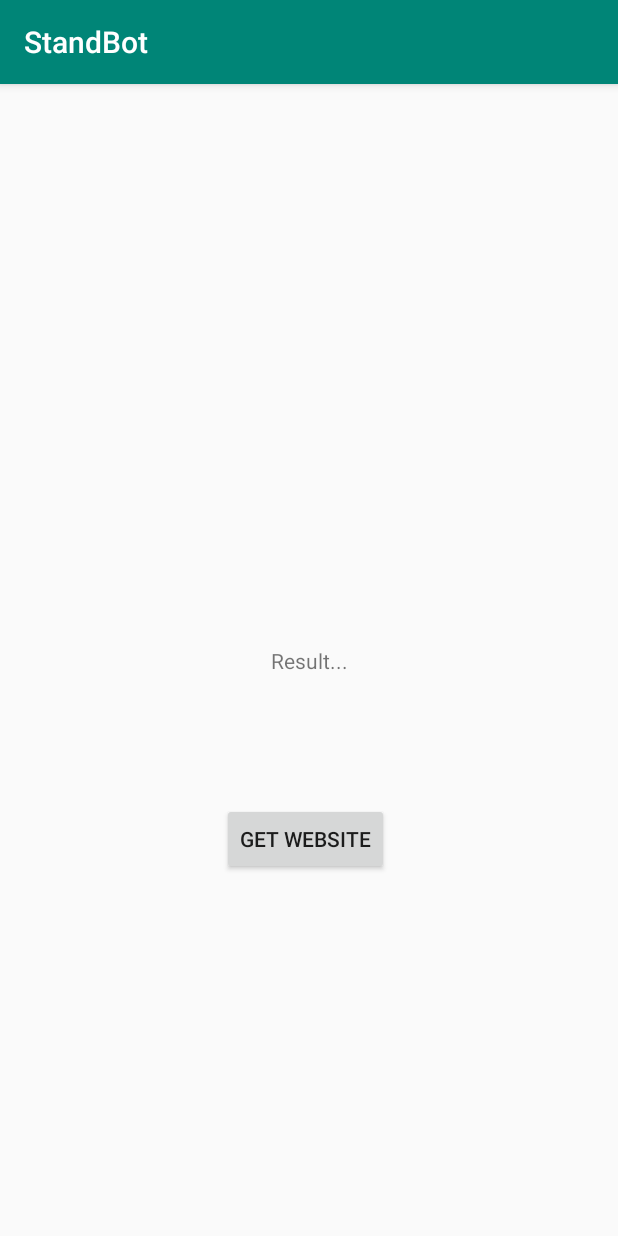
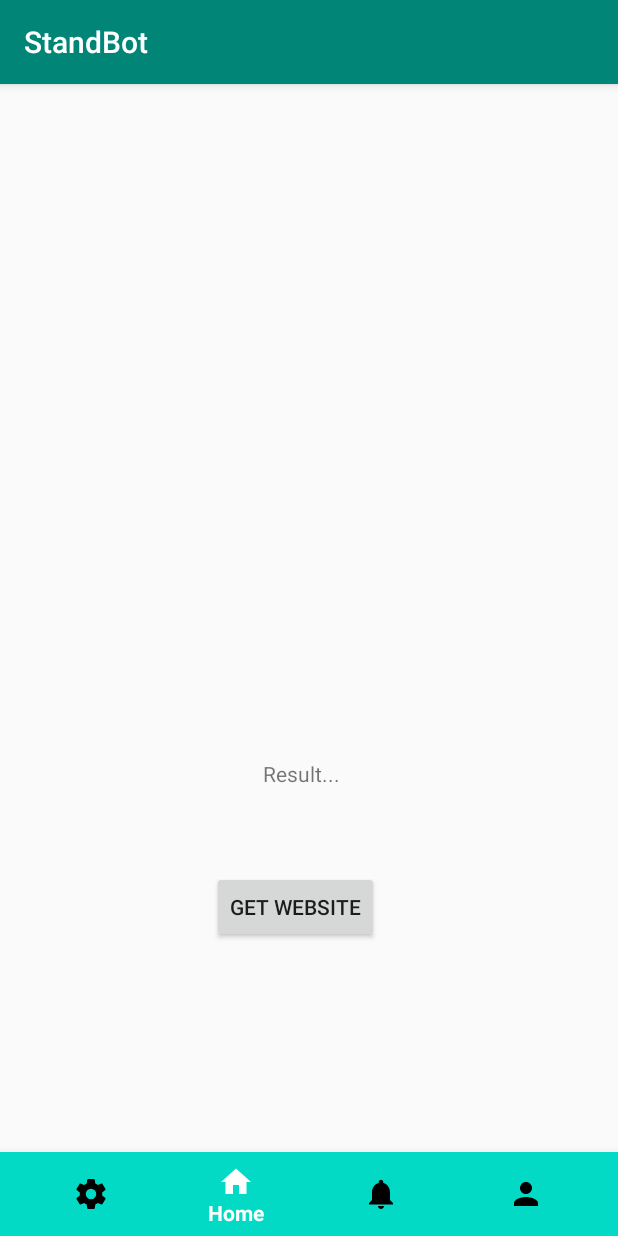
Before and after one commit to Fonseca2570/CMO, an Android app: the screen it shows after launch (MainActivity), on a phone screen of 412 x 824 dp. Run offline under Robolectric (Android 15) with nearby library versions, the phone set to English and light mode, and no system bars.

Commit message:
com menu bitches

```diff
--- a/StandBot/app/src/main/AndroidManifest.xml
+++ b/StandBot/app/src/main/AndroidManifest.xml
@@ -1,7 +1,9 @@
 <?xml version="1.0" encoding="utf-8"?>
 <manifest xmlns:android="http://schemas.android.com/apk/res/android"
     package="com.ispgaya.standbot">
+
     <uses-permission android:name="android.permission.INTERNET" />
+
     <application
         android:allowBackup="true"
         android:icon="@mipmap/ic_launcher"
@@ -9,6 +11,9 @@
         android:roundIcon="@mipmap/ic_launcher_round"
         android:supportsRtl="true"
         android:theme="@style/AppTheme">
+        <activity android:name=".admin"></activity>
+        <activity android:name=".notifications" />
+        <activity android:name=".config" />
         <activity android:name=".MainActivity">
             <intent-filter>
                 <action android:name="android.intent.action.MAIN" />
--- /dev/null
+++ b/StandBot/app/src/main/res/drawable/cog.xml
@@ -0,0 +1,8 @@
+<!-- drawable/cog.xml -->
+<vector xmlns:android="http://schemas.android.com/apk/res/android"
+    android:height="24dp"
+    android:width="24dp"
+    android:viewportWidth="24"
+    android:viewportHeight="24">
+    <path android:fillColor="#000" android:pathData="M12,15.5A3.5,3.5 0 0,1 8.5,12A3.5,3.5 0 0,1 12,8.5A3.5,3.5 0 0,1 15.5,12A3.5,3.5 0 0,1 12,15.5M19.43,12.97C19.47,12.65 19.5,12.33 19.5,12C19.5,11.67 19.47,11.34 19.43,11L21.54,9.37C21.73,9.22 21.78,8.95 21.66,8.73L19.66,5.27C19.54,5.05 19.27,4.96 19.05,5.05L16.56,6.05C16.04,5.66 15.5,5.32 14.87,5.07L14.5,2.42C14.46,2.18 14.25,2 14,2H10C9.75,2 9.54,2.18 9.5,2.42L9.13,5.07C8.5,5.32 7.96,5.66 7.44,6.05L4.95,5.05C4.73,4.96 4.46,5.05 4.34,5.27L2.34,8.73C2.21,8.95 2.27,9.22 2.46,9.37L4.57,11C4.53,11.34 4.5,11.67 4.5,12C4.5,12.33 4.53,12.65 4.57,12.97L2.46,14.63C2.27,14.78 2.21,15.05 2.34,15.27L4.34,18.73C4.46,18.95 4.73,19.03 4.95,18.95L7.44,17.94C7.96,18.34 8.5,18.68 9.13,18.93L9.5,21.58C9.54,21.82 9.75,22 10,22H14C14.25,22 14.46,21.82 14.5,21.58L14.87,18.93C15.5,18.67 16.04,18.34 16.56,17.94L19.05,18.95C19.27,19.03 19.54,18.95 19.66,18.73L21.66,15.27C21.78,15.05 21.73,14.78 21.54,14.63L19.43,12.97Z" />
+</vector>
--- /dev/null
+++ b/StandBot/app/src/main/res/drawable/ic_home.xml
@@ -0,0 +1,9 @@
+<vector xmlns:android="http://schemas.android.com/apk/res/android"
+        android:width="24dp"
+        android:height="24dp"
+        android:viewportWidth="24.0"
+        android:viewportHeight="24.0">
+    <path
+        android:fillColor="#FF000000"
+        android:pathData="M10,20v-6h4v6h5v-8h3L12,3 2,12h3v8z"/>
+</vector>
--- /dev/null
+++ b/StandBot/app/src/main/res/drawable/ic_notifications.xml
@@ -0,0 +1,9 @@
+<vector xmlns:android="http://schemas.android.com/apk/res/android"
+        android:width="24dp"
+        android:height="24dp"
+        android:viewportWidth="24.0"
+        android:viewportHeight="24.0">
+    <path
+        android:fillColor="#FF000000"
+        android:pathData="M12,22c1.1,0 2,-0.9 2,-2h-4c0,1.1 0.89,2 2,2zM18,16v-5c0,-3.07 -1.64,-5.64 -4.5,-6.32L13.5,4c0,-0.83 -0.67,-1.5 -1.5,-1.5s-1.5,0.67 -1.5,1.5v0.68C7.63,5.36 6,7.92 6,11v5l-2,2v1h16v-1l-2,-2z"/>
+</vector>
--- /dev/null
+++ b/StandBot/app/src/main/res/drawable/ic_person.xml
@@ -0,0 +1,9 @@
+<vector xmlns:android="http://schemas.android.com/apk/res/android"
+        android:width="24dp"
+        android:height="24dp"
+        android:viewportWidth="24.0"
+        android:viewportHeight="24.0">
+    <path
+        android:fillColor="#FF000000"
+        android:pathData="M12,12c2.21,0 4,-1.79 4,-4s-1.79,-4 -4,-4 -4,1.79 -4,4 1.79,4 4,4zM12,14c-2.67,0 -8,1.34 -8,4v2h16v-2c0,-2.66 -5.33,-4 -8,-4z"/>
+</vector>
--- /dev/null
+++ b/StandBot/app/src/main/res/drawable/selector.xml
@@ -0,0 +1,13 @@
+<?xml version="1.0" encoding="utf-8"?>
+<selector xmlns:android="http://schemas.android.com/apk/res/android">
+
+    <item
+        android:state_selected="true"
+        android:color="@android:color/white"/>
+
+    <item
+        android:state_selected="false"
+        android:color="@android:color/black"/>
+
+
+</selector>
--- a/StandBot/app/src/main/res/layout/activity_main.xml
+++ b/StandBot/app/src/main/res/layout/activity_main.xml
@@ -1,5 +1,5 @@
 <?xml version="1.0" encoding="utf-8"?>
-<androidx.constraintlayout.widget.ConstraintLayout xmlns:android="http://schemas.android.com/apk/res/android"
+<RelativeLayout xmlns:android="http://schemas.android.com/apk/res/android"
     xmlns:app="http://schemas.android.com/apk/res-auto"
     xmlns:tools="http://schemas.android.com/tools"
     android:layout_width="match_parent"
@@ -10,6 +10,10 @@
         android:id="@+id/result"
         android:layout_width="wrap_content"
         android:layout_height="wrap_content"
+        android:layout_above="@+id/getBtn"
+        android:layout_alignParentEnd="true"
+        android:layout_marginEnd="185dp"
+        android:layout_marginBottom="55dp"
         android:text="Result..."
         app:layout_constraintBottom_toBottomOf="parent"
         app:layout_constraintLeft_toLeftOf="parent"
@@ -20,6 +24,10 @@
         android:id="@+id/getBtn"
         android:layout_width="wrap_content"
         android:layout_height="wrap_content"
+        android:layout_above="@+id/bottom_navigation"
+        android:layout_alignParentEnd="true"
+        android:layout_marginEnd="159dp"
+        android:layout_marginBottom="139dp"
         android:text="Get website"
         app:layout_constraintBottom_toBottomOf="parent"
         app:layout_constraintEnd_toEndOf="parent"
@@ -28,6 +36,21 @@
         app:layout_constraintTop_toBottomOf="@+id/result"
         app:layout_constraintVertical_bias="0.261" />
 
+    <com.google.android.material.bottomnavigation.BottomNavigationView
+        android:id="@+id/bottom_navigation"
+        android:layout_width="match_parent"
+        android:layout_height="wrap_content"
+        android:layout_alignParentStart="true"
+        android:layout_alignParentEnd="true"
+        android:layout_alignParentBottom="true"
+        android:layout_marginStart="0dp"
+        android:layout_marginEnd="0dp"
+        android:layout_marginBottom="0dp"
+        android:background="@color/design_default_color_secondary"
+        app:itemBackground="@color/design_default_color_secondary"
+        app:itemIconTint="@drawable/selector"
+        app:itemTextColor="@drawable/selector"
+        app:menu="@menu/menu_navigation" />
 
 
-</androidx.constraintlayout.widget.ConstraintLayout>
+</RelativeLayout>
--- /dev/null
+++ b/StandBot/app/src/main/res/menu/menu_navigation.xml
@@ -0,0 +1,24 @@
+<?xml version="1.0" encoding="utf-8"?>
+<menu xmlns:android="http://schemas.android.com/apk/res/android">
+
+    <item
+        android:id="@+id/config"
+        android:title="Configuration"
+        android:icon = "@drawable/cog" />
+
+    <item
+        android:id="@+id/home"
+        android:title="Home"
+        android:icon = "@drawable/ic_home" />
+
+    <item
+        android:id="@+id/notification"
+        android:title="Notification"
+        android:icon = "@drawable/ic_notifications" />
+
+    <item
+        android:id="@+id/admin"
+        android:title="Admin Panel"
+        android:icon = "@drawable/ic_person" />
+
+</menu>
```
Also changed, not shown: StandBot/app/src/main/java/com/ispgaya/standbot/MainActivity.java (+70 -21 lines), StandBot/app/src/main/java/com/ispgaya/standbot/admin.java (added, +49 -0 lines), StandBot/app/src/main/java/com/ispgaya/standbot/config.java (added, +49 -0 lines), StandBot/app/src/main/java/com/ispgaya/standbot/notifications.java (added, +49 -0 lines), StandBot/app/src/main/res/layout/activity_admin.xml (added, +21 -0 lines), StandBot/app/src/main/res/layout/activity_config.xml (added, +31 -0 lines), StandBot/app/src/main/res/layout/activity_notifications.xml (added, +21 -0 lines).
